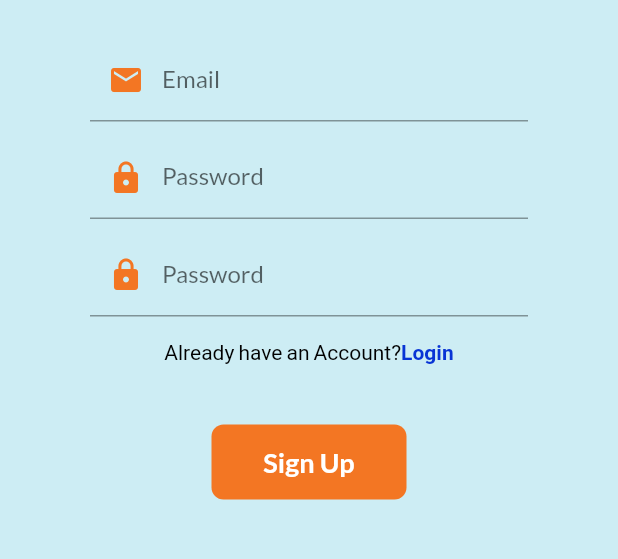
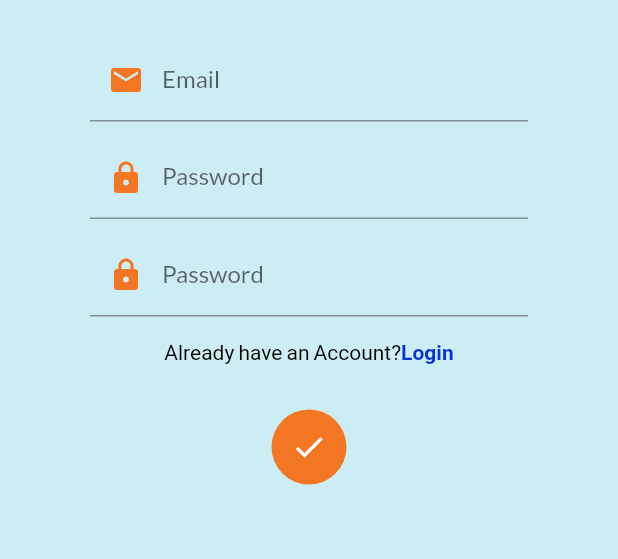
Before and after one commit to kaushik-762/apdcl-meter-registry, a Flutter app: the SignUp screen opened directly with empty values, after a tap on "Sign Up", on a phone screen of 412 x 824 dp, the part 600-1159 px from its top. Run offline on Flutter 3.47's test engine with Material 2 defaults, Android fonts, the phone set to English and light mode, and no system bars; our stand-ins replace firebase_auth, firebase_core, google_fonts; accounts and stored records are empty; network calls fail.

Commit message:
Day13 Completed

```diff
--- a/lib/pages/login_pages.dart
+++ b/lib/pages/login_pages.dart
@@ -211,7 +211,7 @@ class _LoginPageState extends State<LoginPage> {
                 ),
 
                 SizedBox(
-                height: 40,
+                height: 30,
                 ),
 
 
--- a/lib/pages/signup_page.dart
+++ b/lib/pages/signup_page.dart
@@ -32,6 +32,9 @@ class _SignUpState extends State<SignUp> {
       }); */
 
       if(confirmPassword()){
+        setState(() {
+        changedButton=true;
+      });
       await FirebaseAuth.instance.createUserWithEmailAndPassword(
       email: _emailController.text.trim(),
       password: _passwordController.text.trim(),
@@ -220,7 +223,7 @@ class _SignUpState extends State<SignUp> {
 
 
                   SizedBox(
-                  height: 40,
+                  height: 30,
                   ),
 
 
```
